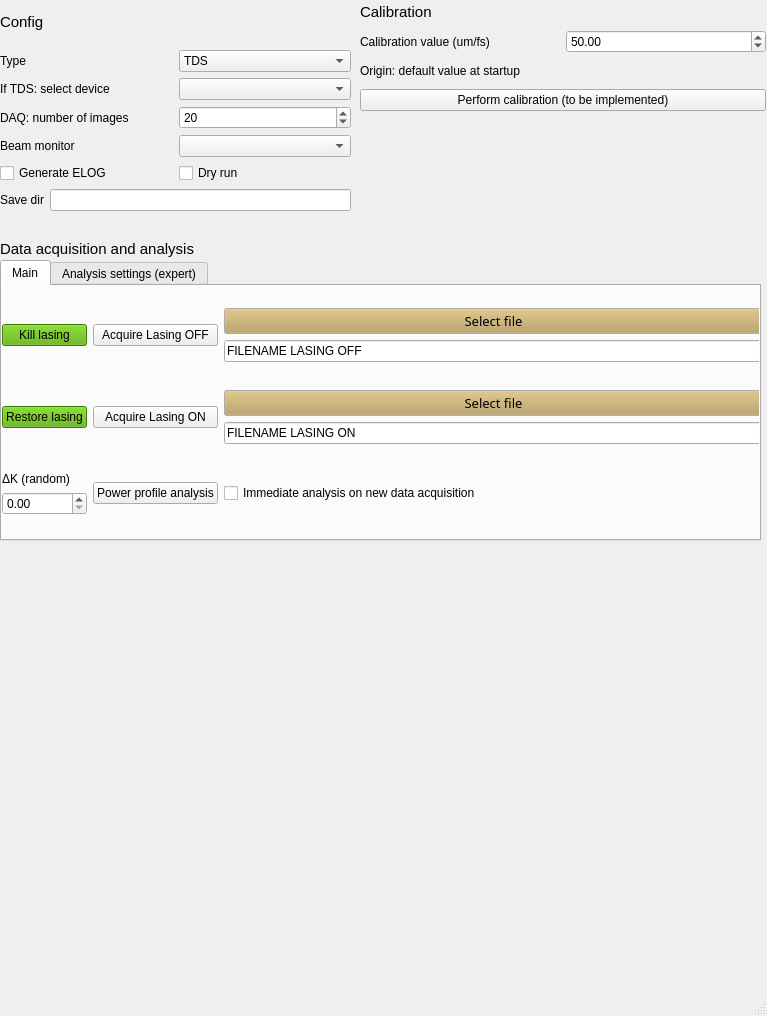
Above: gui_tds.ui from pdijksta/PassiveWFMeasurement before the change. Below: the same form after it.
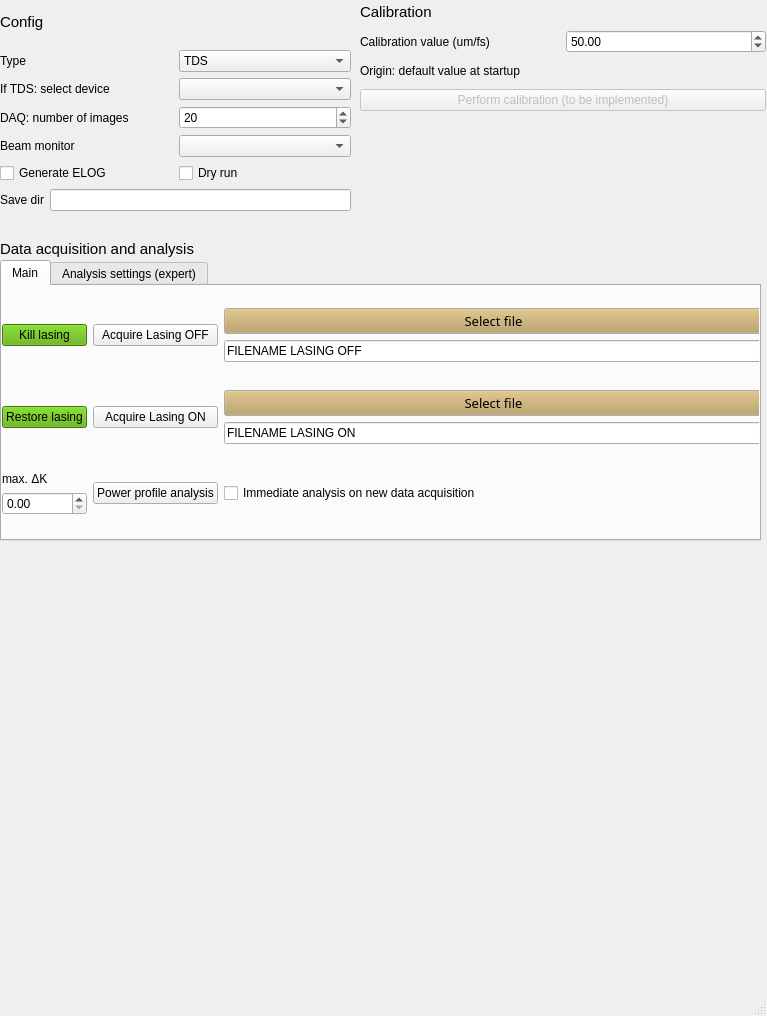
That is the form after the change. The open tabs and pages were chosen to show the change.

Diff of the .ui file:
```diff
--- a/gui_tds.ui
+++ b/gui_tds.ui
@@ -208,6 +208,9 @@
      </item>
      <item>
       <widget class="QPushButton" name="perform_calibration">
+       <property name="enabled">
+        <bool>false</bool>
+       </property>
        <property name="text">
         <string>Perform calibration (to be implemented)</string>
        </property>
@@ -256,7 +259,7 @@
          <item>
           <widget class="QLabel" name="label_10">
            <property name="text">
-            <string>ΔK (random)</string>
+            <string>max. ΔK</string>
            </property>
           </widget>
          </item>
```
Left out of the diff: 6 changed lines with no effect on the pictures.
